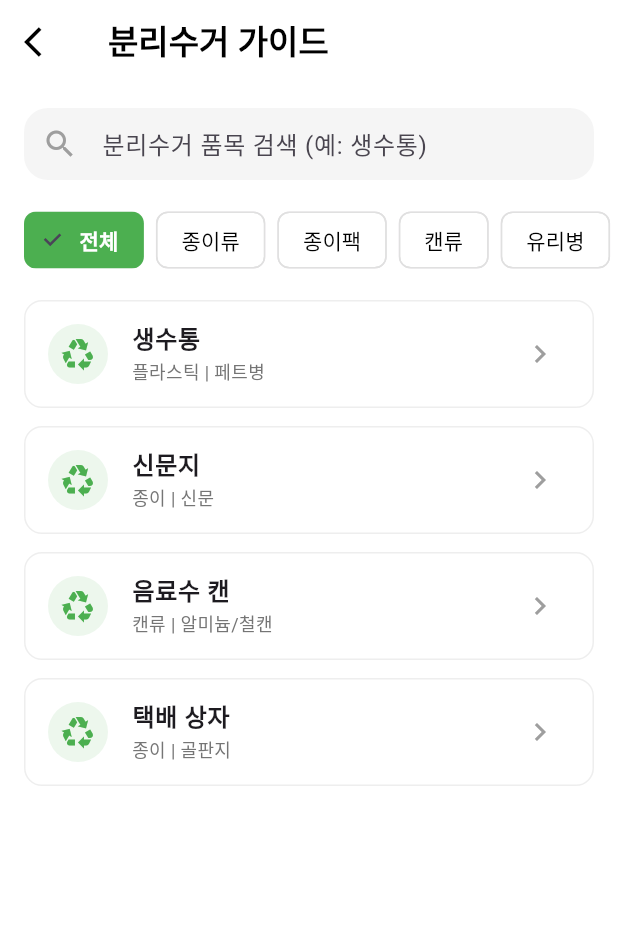
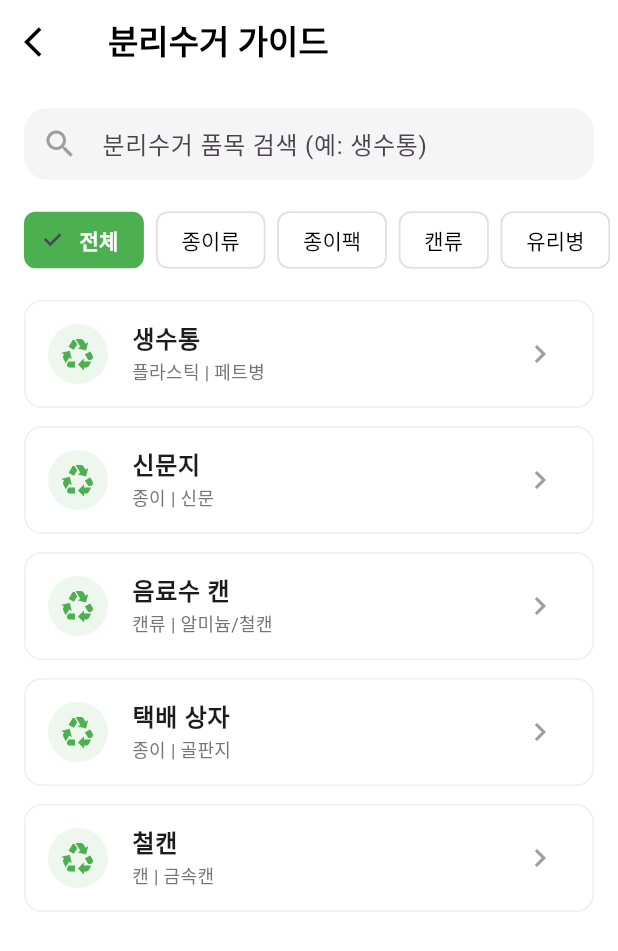
Before and after one commit to MoonsDe/GNU_REAL_PBL, a Flutter app: the SearchScreen screen opened directly, on a phone screen of 412 x 824 dp. Shown: the top 951 px of the screen. Run offline on Flutter 3.47's test engine with Material 3 defaults, Android fonts, the light colour scheme and no system bars; our stand-ins replace camera, dio, image_picker.

Commit message:
search_update
데이터 추가

```diff
--- a/lib/models/recycling_item.dart
+++ b/lib/models/recycling_item.dart
@@ -1,11 +1,11 @@
 // lib/models/recycling_item.dart
 
 class RecyclingItem {
-  final String name;          // 품목명 (ITEM_NAME)
-  final String bigCategory;   // 대분류 (BIG_CATEGORY)
-  final String category;      // 소분류 (CATEGORY)
-  final String method;        // 배출 방법 (DISPOSAL_METHOD)
-  final String notes;         // 주의사항 (NOTES)
+  final String name; // 품목명 (ITEM_NAME)
+  final String bigCategory; // 대분류 (BIG_CATEGORY)
+  final String category; // 소분류 (CATEGORY)
+  final String method; // 배출 방법 (DISPOSAL_METHOD)
+  final String notes; // 주의사항 (NOTES)
 
   RecyclingItem({
     required this.name,
@@ -46,5 +46,12 @@ final List<RecyclingItem> recyclingData = [
     method: '테이프와 운송장 스티커를 완전히 제거하고 접어서 배출합니다.',
     notes: '이물질이 묻은 상자는 종량제 봉투에 버립니다.',
   ),
-  // ... 여기에 데이터를 계속 추가하시면 됩니다.
+  RecyclingItem(
+    name: '철캔',
+    bigCategory: '캔',
+    category: '금속캔',
+    method:
+        '1. 내용물을 비우고 물로 헹구는 등 이물질을 제거하여 배출하세요. \n\n 2. 담배꽁초 등 이물질을 넣지 않고 배출하세요. \n\n 3. 플라스틱 뚜껑 등 금속캔과 다른 재질은 제거한 후 배출하세요.',
+    notes: '이물질이 묻은 상자는 종량제 봉투에 버립니다.',
+  ),
 ];
--- a/lib/screens/search_screen.dart
+++ b/lib/screens/search_screen.dart
@@ -12,11 +12,9 @@ class SearchScreen extends StatefulWidget {
 }
 
 class _SearchScreenState extends State<SearchScreen> {
-  // 검색어와 선택된 카테고리 상태 관리
   String _searchText = '';
   String _selectedCategory = '전체';
 
-  // 카테고리 목록 (데이터에서 자동으로 추출하거나 직접 지정 가능)
   final List<String> _categories = [
     '전체',
     '종이류',
```
